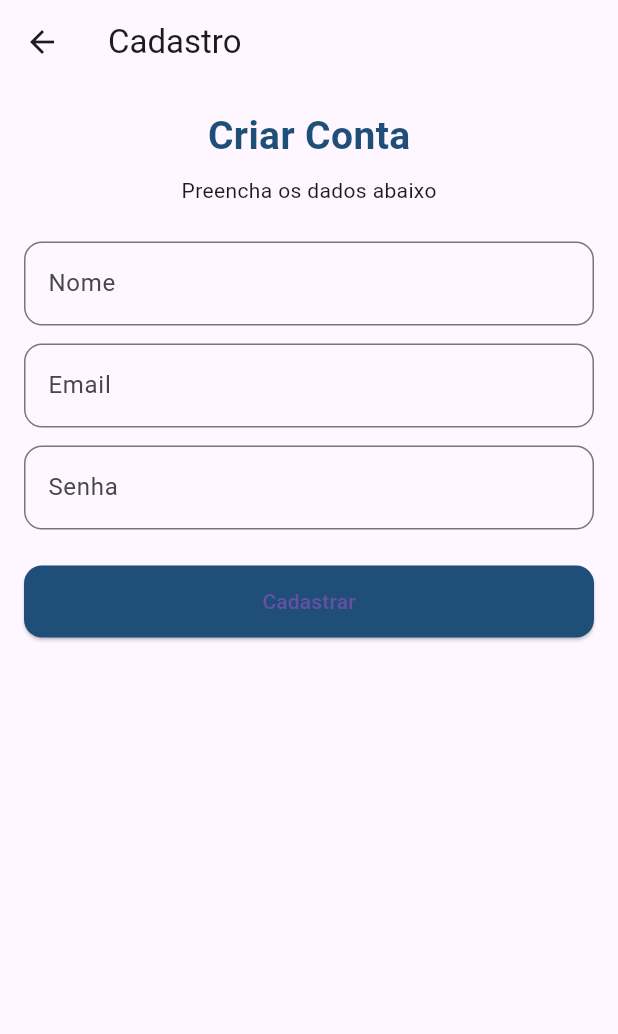
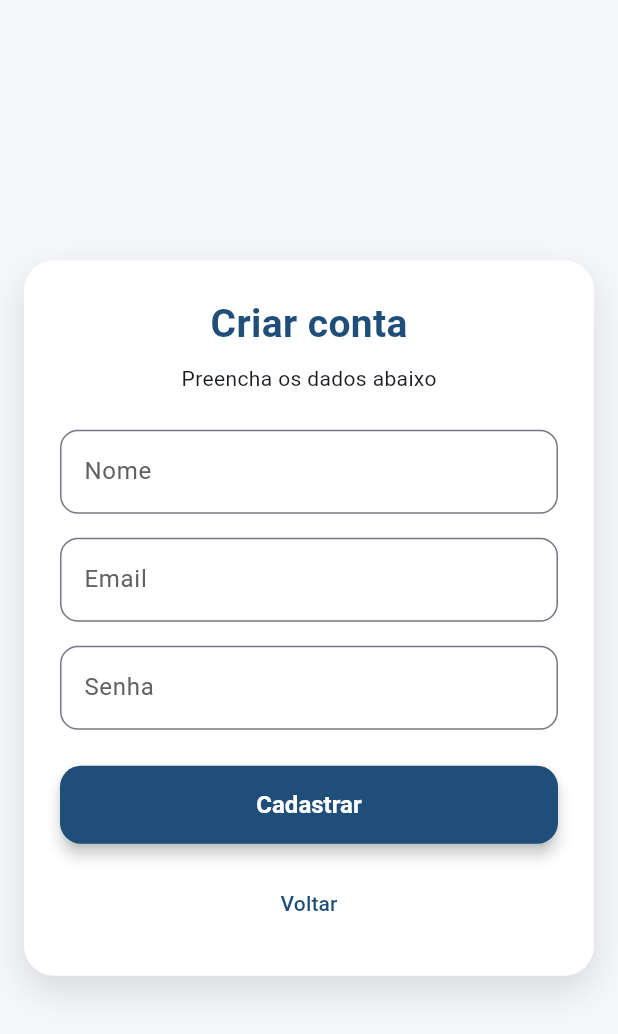
Before and after one commit to Juliadambros/app-CompactMeter, a Flutter app: the screen it shows after launch, after a tap on "Criar conta", on a phone screen of 412 x 824 dp. Shown: the top 1034 px of the screen. Run offline on Flutter 3.47's test engine with Material 3 defaults, Android fonts, the light colour scheme and no system bars; our stand-ins replace cloud_firestore, firebase_auth, firebase_core; accounts and stored records are empty; network calls fail.

Commit message:
interface telas

```diff
--- a/lib/components/app_button.dart
+++ b/lib/components/app_button.dart
@@ -17,17 +17,27 @@ class AppButton extends StatelessWidget {
   Widget build(BuildContext context) {
     return SizedBox(
       width: double.infinity,
-      height: 48,
+      height: 52,
       child: ElevatedButton(
         onPressed: loading ? null : onPressed,
         style: ElevatedButton.styleFrom(
           backgroundColor: AppColors.azul,
+          foregroundColor: Colors.white,
+          elevation: 4,
           shape: RoundedRectangleBorder(
-            borderRadius: BorderRadius.circular(12),
+            borderRadius: BorderRadius.circular(14),
           ),
+          textStyle: const TextStyle(fontSize: 16, fontWeight: FontWeight.w600),
         ),
         child: loading
-            ? const CircularProgressIndicator(color: Colors.white)
+            ? const SizedBox(
+                width: 22,
+                height: 22,
+                child: CircularProgressIndicator(
+                  strokeWidth: 2,
+                  color: Colors.white,
+                ),
+              )
             : Text(texto),
       ),
     );
--- a/lib/main.dart
+++ b/lib/main.dart
@@ -1,10 +1,12 @@
 import 'package:flutter/material.dart';
 import 'package:firebase_core/firebase_core.dart';
 import 'firebase_options.dart';
+
 import 'view/login/login_page.dart';
 import 'view/login/cadastro_page.dart';
 import 'view/admin/home_admin.dart';
 import 'view/usuario/home_usuario.dart';
+import 'theme/app_colors.dart';
 
 void main() async {
   WidgetsFlutterBinding.ensureInitialized();
@@ -22,9 +24,50 @@
     return MaterialApp(
       debugShowCheckedModeBanner: false,
       title: 'CompactMeter',
+
       theme: ThemeData(
-        primarySwatch: Colors.indigo,
+        useMaterial3: true,
+
+        colorScheme: ColorScheme.fromSeed(
+          seedColor: AppColors.azul,
+          primary: AppColors.azul,
+          background: AppColors.fundo,
+        ),
+
+        scaffoldBackgroundColor: AppColors.fundo,
+
+        appBarTheme: AppBarTheme(
+          backgroundColor: AppColors.azul,
+          foregroundColor: Colors.white,
+          centerTitle: true,
+          elevation: 0,
+        ),
+
+        elevatedButtonTheme: ElevatedButtonThemeData(
+          style: ElevatedButton.styleFrom(
+            backgroundColor: AppColors.azul,
+            foregroundColor: Colors.white,
+          ),
+        ),
+
+        textButtonTheme: TextButtonThemeData(
+          style: TextButton.styleFrom(
+            foregroundColor: AppColors.azul,
+          ),
+        ),
+
+        inputDecorationTheme: InputDecorationTheme(
+          border: OutlineInputBorder(
+            borderRadius: BorderRadius.circular(12),
+          ),
+          focusedBorder: OutlineInputBorder(
+            borderRadius: BorderRadius.circular(12),
+            borderSide: BorderSide(color: AppColors.azul, width: 2),
+          ),
+          labelStyle: TextStyle(color: Colors.grey[700]),
+        ),
       ),
+
       initialRoute: '/login',
       routes: {
         '/login': (_) => const LoginPage(),
--- a/lib/view/admin/home_admin.dart
+++ b/lib/view/admin/home_admin.dart
@@ -59,13 +59,6 @@ class HomeAdmin extends StatelessWidget {
                     );
                   },
                 ),
-                ActionCard(
-                  icon: Icons.inventory,
-                  titulo: 'Gerenciar Produtos',
-                  onTap: () {
-                    // Futuro
-                  },
-                ),
               ],
             ),
           ],
--- a/lib/view/login/cadastro_page.dart
+++ b/lib/view/login/cadastro_page.dart
@@ -1,3 +1,4 @@
+import 'package:app_compactmeter/theme/app_colors.dart';
 import 'package:flutter/material.dart';
 import '../../components/app_button.dart';
 import '../../components/app_header.dart';
@@ -27,13 +28,16 @@ class _CadastroPageState extends State<CadastroPage> {
     setState(() => loading = true);
 
     try {
-    final (user, erro) =
-        await authService.cadastrar(emailCtrl.text, senhaCtrl.text);
+      final (user, erro) = await authService.cadastrar(
+        emailCtrl.text,
+        senhaCtrl.text,
+      );
 
       if (erro != null) {
         setState(() => loading = false);
-      ScaffoldMessenger.of(context)
-          .showSnackBar(SnackBar(content: Text(erro)));
+        ScaffoldMessenger.of(
+          context,
+        ).showSnackBar(SnackBar(content: Text(erro)));
         return;
       }
 
@@ -50,7 +54,6 @@ class _CadastroPageState extends State<CadastroPage> {
 
       setState(() => loading = false);
       Navigator.pop(context);
-
     } catch (e) {
       setState(() => loading = false);
       ScaffoldMessenger.of(context).showSnackBar(
@@ -59,33 +62,45 @@ class _CadastroPageState extends State<CadastroPage> {
     }
   }
 
-
   @override
   Widget build(BuildContext context) {
     return Scaffold(
-      appBar: AppBar(title: const Text('Cadastro')),
-      body: Padding(
+      backgroundColor: AppColors.fundo,
+      body: Center(
+        child: SingleChildScrollView(
           padding: const EdgeInsets.all(16),
+          child: Container(
+            constraints: const BoxConstraints(maxWidth: 420),
+            decoration: BoxDecoration(
+              color: Colors.white,
+              borderRadius: BorderRadius.circular(20),
+              boxShadow: [
+                BoxShadow(
+                  color: Colors.black.withOpacity(0.12),
+                  blurRadius: 20,
+                  offset: const Offset(0, 10),
+                ),
+              ],
+            ),
+            child: Padding(
+              padding: const EdgeInsets.all(24),
               child: Column(
                 children: [
                   const AppHeader(
-              titulo: 'Criar Conta',
+                    titulo: 'Criar conta',
                     subtitulo: 'Preencha os dados abaixo',
                   ),
                   const SizedBox(height: 24),
 
-            AppTextField(
-              controller: nomeCtrl,
-              label: 'Nome',
-            ),
-            const SizedBox(height: 12),
+                  AppTextField(controller: nomeCtrl, label: 'Nome'),
+                  const SizedBox(height: 16),
 
                   AppTextField(
                     controller: emailCtrl,
                     label: 'Email',
                     keyboardType: TextInputType.emailAddress,
                   ),
-            const SizedBox(height: 12),
+                  const SizedBox(height: 16),
 
                   AppTextField(
                     controller: senhaCtrl,
@@ -99,7 +114,17 @@ class _CadastroPageState extends State<CadastroPage> {
                     loading: loading,
                     onPressed: cadastrar,
                   ),
+
+                  const SizedBox(height: 16),
+
+                  TextButton(
+                    onPressed: () => Navigator.pop(context),
+                    child: const Text('Voltar'),
+                  ),
                 ],
+              ),
+            ),
+          ),
         ),
       ),
     );
--- a/lib/view/login/login_page.dart
+++ b/lib/view/login/login_page.dart
@@ -80,10 +80,20 @@ class _LoginPageState extends State<LoginPage> {
     return Scaffold(
       backgroundColor: AppColors.fundo,
       body: Center(
-        child: Card(
-          elevation: 6,
-          shape: RoundedRectangleBorder(
-            borderRadius: BorderRadius.circular(16),
+        child: SingleChildScrollView(
+          padding: const EdgeInsets.all(16),
+          child: Container(
+            constraints: const BoxConstraints(maxWidth: 420),
+            decoration: BoxDecoration(
+              color: Colors.white,
+              borderRadius: BorderRadius.circular(20),
+              boxShadow: [
+                BoxShadow(
+                  color: Colors.black.withOpacity(0.12),
+                  blurRadius: 20,
+                  offset: const Offset(0, 10),
+                ),
+              ],
             ),
             child: Padding(
               padding: const EdgeInsets.all(24),
@@ -101,22 +111,31 @@ class _LoginPageState extends State<LoginPage> {
                     label: 'Email',
                     keyboardType: TextInputType.emailAddress,
                   ),
-                const SizedBox(height: 12),
+                  const SizedBox(height: 16),
 
                   AppTextField(
                     controller: senhaCtrl,
                     label: 'Senha',
                     obscure: true,
                   ),
-                const SizedBox(height: 20),
+                  const SizedBox(height: 24),
 
-                AppButton(texto: 'Entrar', loading: loading, onPressed: login),
+                  AppButton(
+                    texto: 'Entrar',
+                    loading: loading,
+                    onPressed: login,
+                  ),
+
+                  const SizedBox(height: 16),
 
                   TextButton(
                     onPressed: () {
                       Navigator.pushNamed(context, '/cadastro');
                     },
-                  child: const Text('Criar conta'),
+                    child: Text(
+                      'Criar conta',
+                      style: TextStyle(color: AppColors.azul),
+                    ),
                   ),
 
                   TextButton(
@@ -128,9 +147,13 @@ class _LoginPageState extends State<LoginPage> {
                         ),
                       );
                     },
-                  child: const Text('Esqueceu a senha?'),
+                    child: const Text(
+                      'Esqueceu a senha?',
+                      style: TextStyle(color: Colors.grey),
+                    ),
                   ),
                 ],
+              ),
             ),
           ),
         ),
--- a/lib/view/login/recuperar_senha_page.dart
+++ b/lib/view/login/recuperar_senha_page.dart
@@ -1,3 +1,4 @@
+import 'package:app_compactmeter/theme/app_colors.dart';
 import 'package:flutter/material.dart';
 import '../../components/app_button.dart';
 import '../../components/app_header.dart';
@@ -24,8 +25,7 @@ class _RecuperarSenhaPageState extends State<RecuperarSenhaPage> {
     setState(() => loading = false);
 
     if (erro != null) {
-      ScaffoldMessenger.of(context)
-          .showSnackBar(SnackBar(content: Text(erro)));
+      ScaffoldMessenger.of(context).showSnackBar(SnackBar(content: Text(erro)));
       return;
     }
 
@@ -43,14 +43,30 @@ class _RecuperarSenhaPageState extends State<RecuperarSenhaPage> {
   @override
   Widget build(BuildContext context) {
     return Scaffold(
-      appBar: AppBar(title: const Text('Recuperar senha')),
-      body: Padding(
+      backgroundColor: AppColors.fundo,
+      body: Center(
+        child: SingleChildScrollView(
           padding: const EdgeInsets.all(16),
+          child: Container(
+            constraints: const BoxConstraints(maxWidth: 420),
+            decoration: BoxDecoration(
+              color: Colors.white,
+              borderRadius: BorderRadius.circular(20),
+              boxShadow: [
+                BoxShadow(
+                  color: Colors.black.withOpacity(0.12),
+                  blurRadius: 20,
+                  offset: const Offset(0, 10),
+                ),
+              ],
+            ),
+            child: Padding(
+              padding: const EdgeInsets.all(24),
               child: Column(
                 children: [
                   const AppHeader(
-              titulo: 'Esqueceu a senha?',
-              subtitulo: 'Informe seu email para recuperar o acesso',
+                    titulo: 'Recuperar senha',
+                    subtitulo: 'Informe seu email',
                   ),
                   const SizedBox(height: 24),
 
@@ -59,7 +75,6 @@ class _RecuperarSenhaPageState extends State<RecuperarSenhaPage> {
                     label: 'Email',
                     keyboardType: TextInputType.emailAddress,
                   ),
-
                   const SizedBox(height: 24),
 
                   AppButton(
@@ -67,7 +82,17 @@ class _RecuperarSenhaPageState extends State<RecuperarSenhaPage> {
                     loading: loading,
                     onPressed: enviarEmail,
                   ),
+
+                  const SizedBox(height: 16),
+
+                  TextButton(
+                    onPressed: () => Navigator.pop(context),
+                    child: const Text('Voltar'),
+                  ),
                 ],
+              ),
+            ),
+          ),
         ),
       ),
     );
```
Lines whose indentation alone changed are shown as unchanged.
